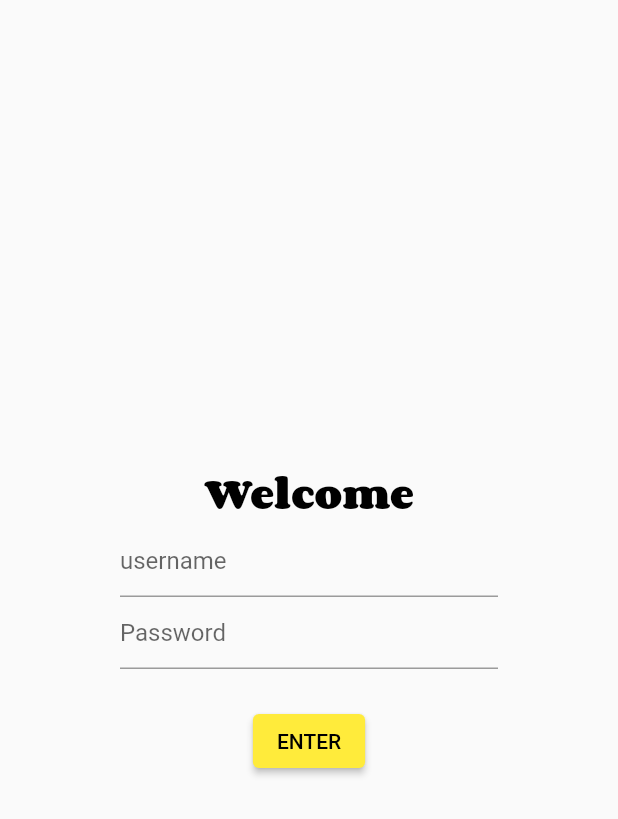
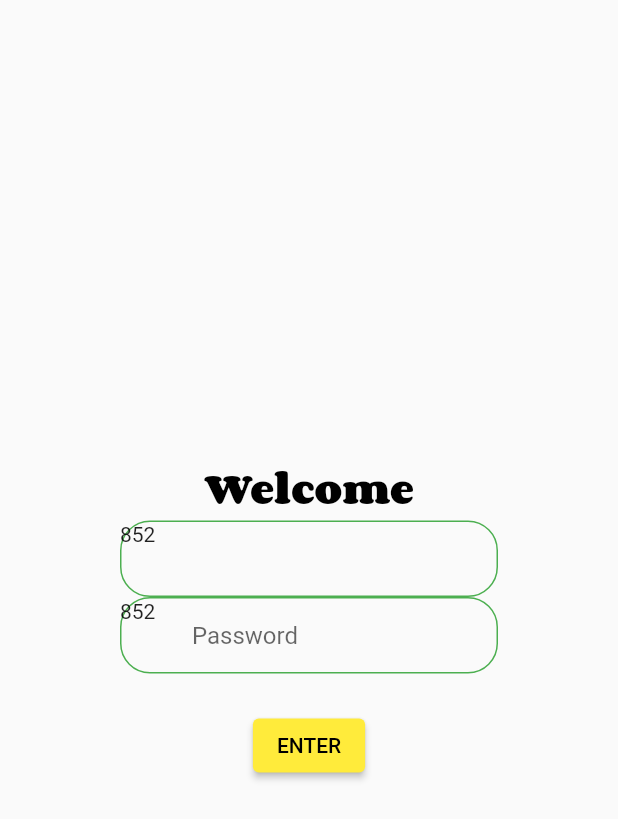
Before and after one commit to thomaswork1/testflutter, a Flutter app: the screen it shows after launch, on a phone screen of 412 x 824 dp. Shown: the top 819 px of the screen. Run offline on Flutter 3.47's test engine with Material 2 defaults, Android fonts, the phone set to English and light mode, and no system bars.

Commit message:
test on text field.

```diff
--- a/lib/screens/login.dart
+++ b/lib/screens/login.dart
@@ -43,7 +43,7 @@ class LoginForm extends StatelessWidget {
                 'Welcome',
                 style: Theme.of(context).textTheme.headline1,
               ),
-              UsernameTextField(nameController, 'username'),
+              UsernameTextField(nameController, ''),
               UsernameTextField(pwController, 'Password', obscureText: true),
               SizedBox(
                 height: 24,
@@ -89,6 +89,20 @@ class _UsernameTextFieldState extends State<UsernameTextField> {
         obscureText: widget.obscureText,
         controller: widget.controller,
         decoration: InputDecoration(
+          prefixIcon: Container(
+            child: Text('852'),
+          ),
+          isDense: true,
+          fillColor: Colors.blue,
+          filled: false,
+          border: OutlineInputBorder(
+              borderRadius: BorderRadius.all(Radius.circular(20))),
+          enabledBorder: OutlineInputBorder(
+              borderRadius: BorderRadius.all(Radius.circular(20)),
+              borderSide: BorderSide(color: Colors.green, width: 1)),
+          errorBorder: OutlineInputBorder(
+              borderRadius: BorderRadius.all(Radius.circular(20)),
+              borderSide: BorderSide(color: Colors.red, width: 1)),
           hintText: widget.hitText,
         ),
         validator: (value) {
```
